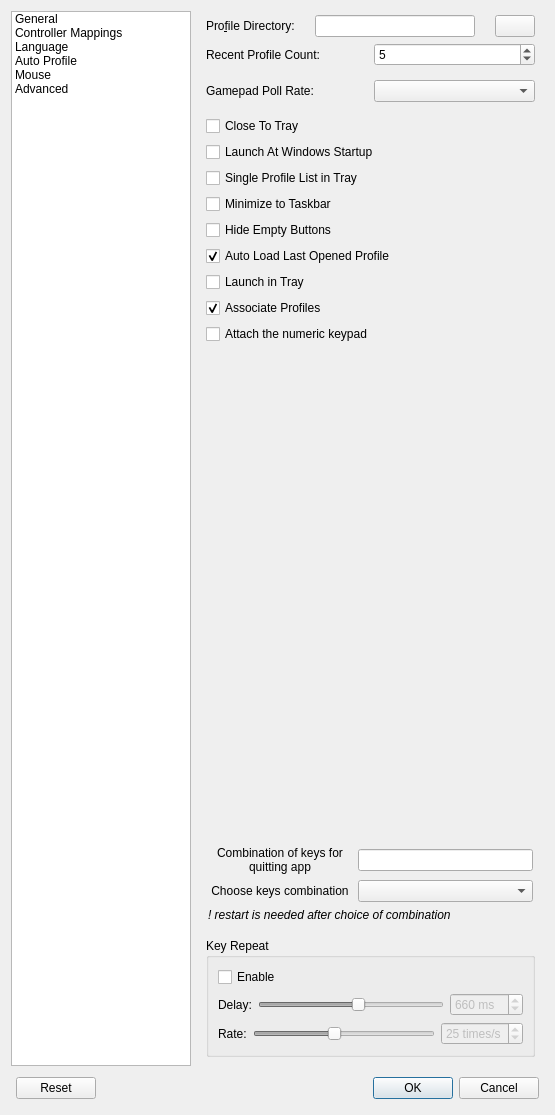
Above: src/mainsettingsdialog.ui from AntiMicroX/antimicrox before the change. Below: the same form after it.
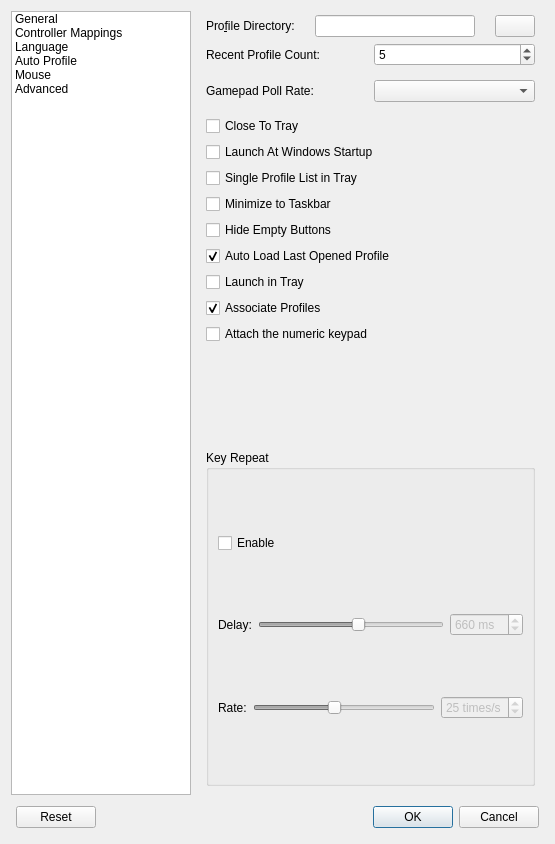
That is the form after the change. Icons and pictures are not drawn.

Commit message: remove global quit shortcut functionality

```diff
--- a/src/mainsettingsdialog.ui
+++ b/src/mainsettingsdialog.ui
@@ -341,148 +341,7 @@
            <property name="sizeHint" stdset="0">
             <size>
              <width>20</width>
-             <height>500</height>
-            </size>
-           </property>
-          </spacer>
-         </item>
-         <item>
-          <widget class="QWidget" name="quitKeysLayout" native="true">
-           <layout class="QVBoxLayout" name="verticalLayout_13">
-            <property name="leftMargin">
-             <number>2</number>
-            </property>
-            <property name="topMargin">
-             <number>2</number>
-            </property>
-            <property name="rightMargin">
-             <number>2</number>
-            </property>
-            <property name="bottomMargin">
-             <number>2</number>
-            </property>
-            <item>
-             <layout class="QHBoxLayout" name="horizontalLayout_20">
-              <property name="leftMargin">
-               <number>0</number>
-              </property>
-              <property name="topMargin">
-               <number>0</number>
-              </property>
-              <property name="rightMargin">
-               <number>0</number>
-              </property>
-              <property name="bottomMargin">
-               <number>0</number>
-              </property>
-              <item>
-               <widget class="QLabel" name="quitComboLabel">
-                <property name="minimumSize">
-                 <size>
-                  <width>144</width>
-                  <height>0</height>
-                 </size>
-                </property>
-                <property name="maximumSize">
-                 <size>
-                  <width>144</width>
-                  <height>36</height>
-                 </size>
-                </property>
-                <property name="text">
-                 <string>Combination of keys for quitting app</string>
-                </property>
-                <property name="alignment">
-                 <set>Qt::AlignCenter</set>
-                </property>
-                <property name="wordWrap">
-                 <bool>true</bool>
-                </property>
-                <property name="margin">
-                 <number>0</number>
-                </property>
-               </widget>
-              </item>
-              <item>
-               <widget class="QLineEdit" name="quitCombLineEdit">
-                <property name="readOnly">
-                 <bool>true</bool>
-                </property>
-               </widget>
-              </item>
-             </layout>
-            </item>
-            <item>
-             <layout class="QHBoxLayout" name="horizontalLayout_21">
-              <property name="leftMargin">
-               <number>0</number>
-              </property>
-              <property name="topMargin">
-               <number>0</number>
-              </property>
-              <property name="rightMargin">
-               <number>0</number>
-              </property>
-              <property name="bottomMargin">
-               <number>0</number>
-              </property>
-              <item>
-               <widget class="QLabel" name="keysLabel">
-                <property name="maximumSize">
-                 <size>
-                  <width>144</width>
-                  <height>36</height>
-                 </size>
-                </property>
-                <property name="text">
-                 <string>Choose keys combination</string>
-                </property>
-                <property name="alignment">
-                 <set>Qt::AlignCenter</set>
-                </property>
-                <property name="wordWrap">
-                 <bool>true</bool>
-                </property>
-               </widget>
-              </item>
-              <item>
-               <widget class="QComboBox" name="keysComboBox">
-                <property name="enabled">
-                 <bool>true</bool>
-                </property>
-               </widget>
-              </item>
-             </layout>
-            </item>
-            <item>
-             <widget class="QLabel" name="warningComb">
-              <property name="font">
-               <font>
-                <weight>50</weight>
-                <italic>true</italic>
-                <bold>false</bold>
-               </font>
-              </property>
-              <property name="text">
-               <string>! restart is needed after choice of combination</string>
-              </property>
-             </widget>
-            </item>
-           </layout>
-          </widget>
-         </item>
-         <item>
-          <spacer name="verticalSpacer_7">
-           <property name="orientation">
-            <enum>Qt::Vertical</enum>
-           </property>
-           <property name="sizeType">
-            <enum>QSizePolicy::Fixed</enum>
-           </property>
-           <property name="sizeHint" stdset="0">
-            <size>
-             <width>20</width>
-             <height>8</height>
+             <height>100</height>
             </size>
            </property>
           </spacer>
```
The commit also changes 6 other files.
